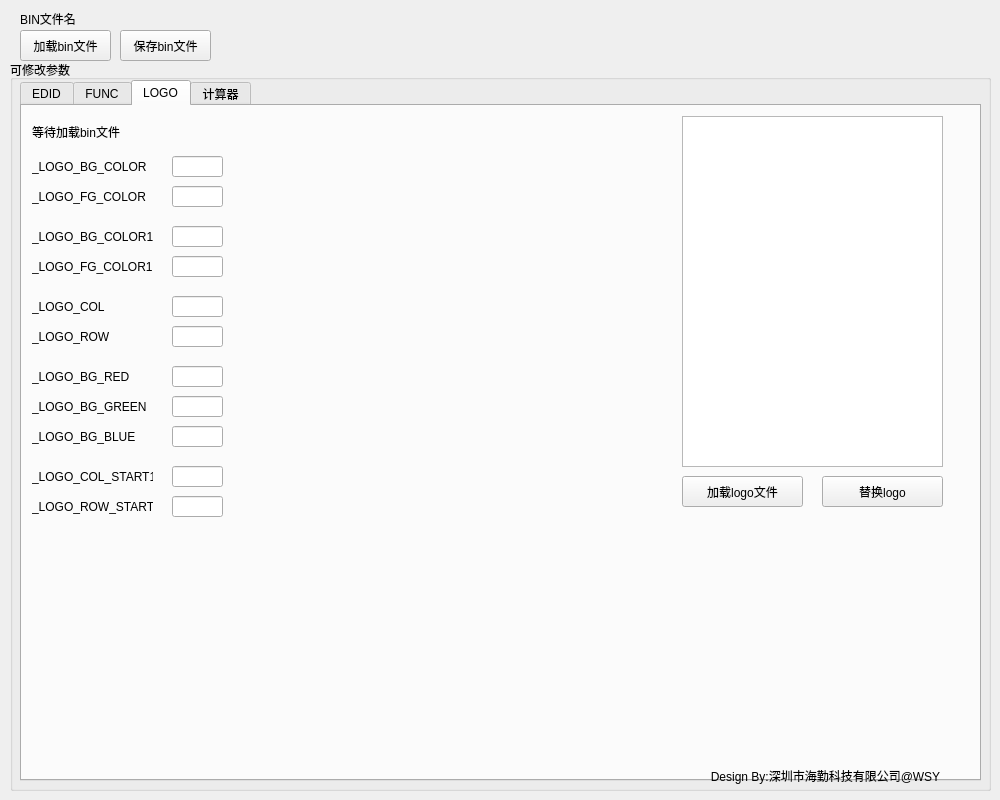
This is hk_bin_tool.ui in wayneso/HK_BIN_TOOL as Qt 5 draws it before an edit. The edited form follows.
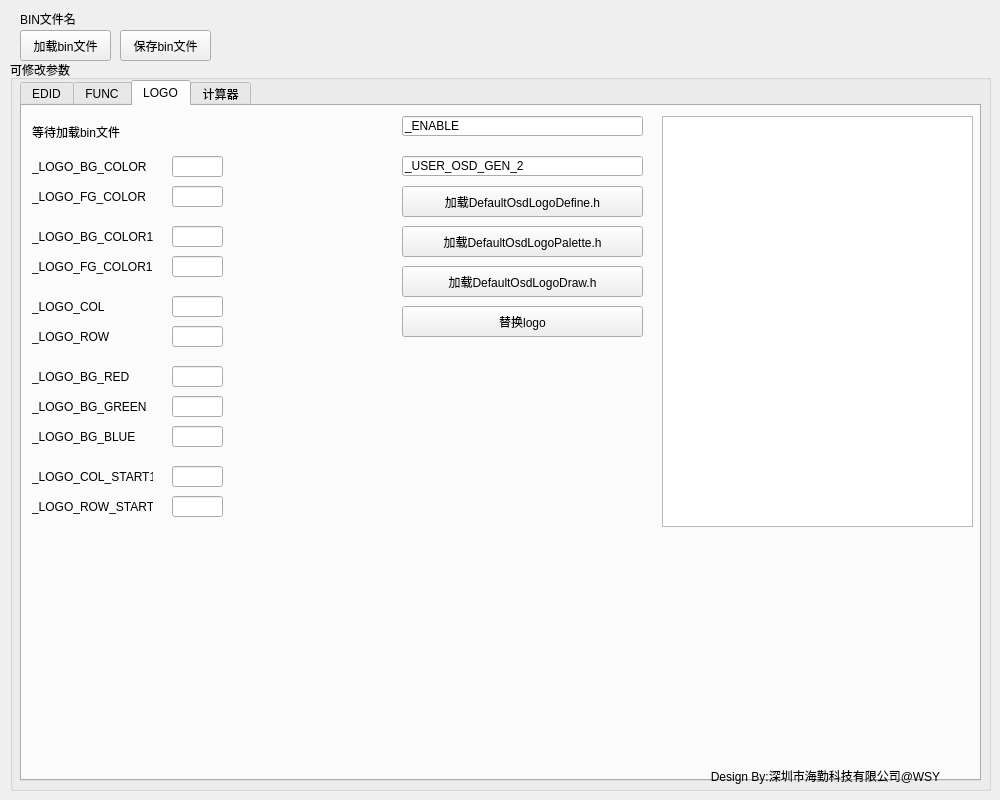
This is the edited form. The open tabs and pages were chosen to show the change.

Commit message: 画logo新工具，获取Bin文件中logo数据，导入并分析logo头文件

Diff of the .ui file:
```diff
--- a/hk_bin_tool.ui
+++ b/hk_bin_tool.ui
@@ -1794,10 +1794,10 @@
      <widget class="QTextEdit" name="LOGO_MESSAGE_textEdit">
       <property name="geometry">
        <rect>
-        <x>660</x>
+        <x>640</x>
         <y>10</y>
-        <width>261</width>
-        <height>351</height>
+        <width>311</width>
+        <height>411</height>
        </rect>
       </property>
      </widget>
@@ -2070,22 +2070,22 @@
      <widget class="QPushButton" name="Add_LOGO_Data_pushButton">
       <property name="geometry">
        <rect>
-        <x>660</x>
-        <y>370</y>
-        <width>121</width>
+        <x>380</x>
+        <y>80</y>
+        <width>241</width>
         <height>31</height>
        </rect>
       </property>
       <property name="text">
-       <string>加载logo文件</string>
+       <string>加载DefaultOsdLogoDefine.h</string>
       </property>
      </widget>
      <widget class="QPushButton" name="Replace_LOGO_pushButton">
       <property name="geometry">
        <rect>
-        <x>800</x>
-        <y>370</y>
-        <width>121</width>
+        <x>380</x>
+        <y>200</y>
+        <width>241</width>
         <height>31</height>
        </rect>
       </property>
@@ -2093,6 +2093,58 @@
        <string>替换logo</string>
       </property>
      </widget>
+     <widget class="QPushButton" name="Add_LOGO_Palette_pushButton">
+      <property name="geometry">
+       <rect>
+        <x>380</x>
+        <y>120</y>
+        <width>241</width>
+        <height>31</height>
+       </rect>
+      </property>
+      <property name="text">
+       <string>加载DefaultOsdLogoPalette.h</string>
+      </property>
+     </widget>
+     <widget class="QPushButton" name="Add_LOGO_Draw_pushButton">
+      <property name="geometry">
+       <rect>
+        <x>380</x>
+        <y>160</y>
+        <width>241</width>
+        <height>31</height>
+       </rect>
+      </property>
+      <property name="text">
+       <string>加载DefaultOsdLogoDraw.h</string>
+      </property>
+     </widget>
+     <widget class="QLineEdit" name="_OSD_EXTEND_256_2BIT_FONTS_lineEdit">
+      <property name="geometry">
+       <rect>
+        <x>380</x>
+        <y>10</y>
+        <width>241</width>
+        <height>20</height>
+       </rect>
+      </property>
+      <property name="text">
+       <string>_ENABLE</string>
+      </property>
+     </widget>
+     <widget class="QLineEdit" name="_OSD_REG_MAPPING_GEN_lineEdit">
+      <property name="geometry">
+       <rect>
+        <x>380</x>
+        <y>50</y>
+        <width>241</width>
+        <height>20</height>
+       </rect>
+      </property>
+      <property name="text">
+       <string>_USER_OSD_GEN_2</string>
+      </property>
+     </widget>
     </widget>
     <widget class="QWidget" name="tab">
      <attribute name="title">
```
Left out of the diff: 4 changed lines with no effect on the pictures. The commit also changes 4 other files.
